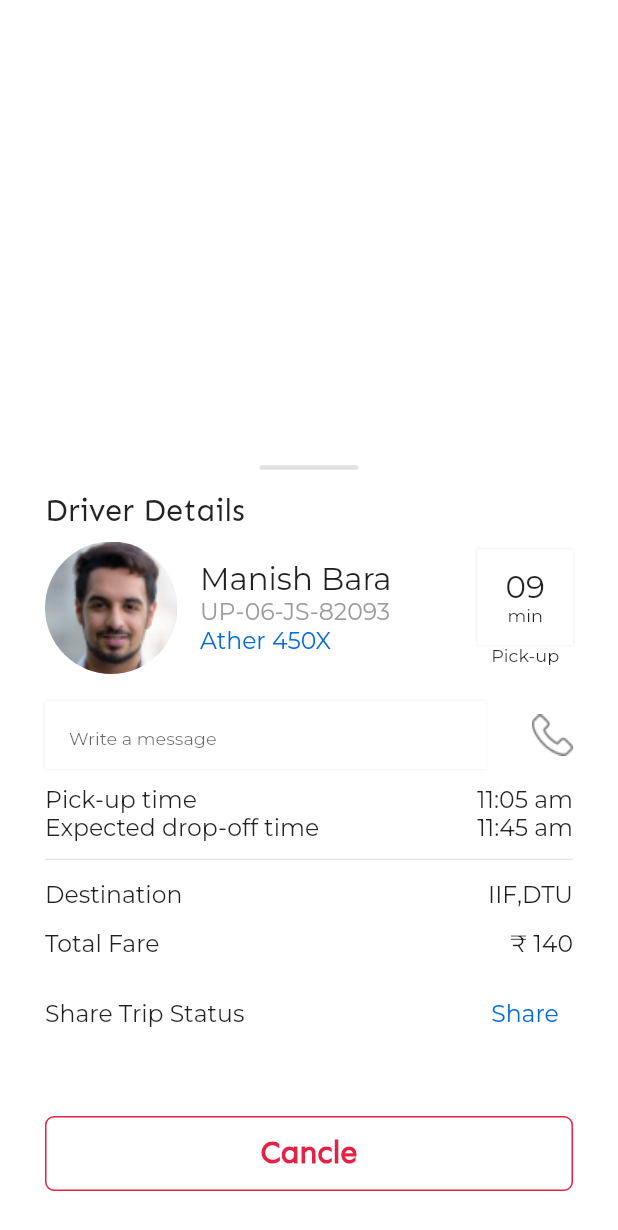
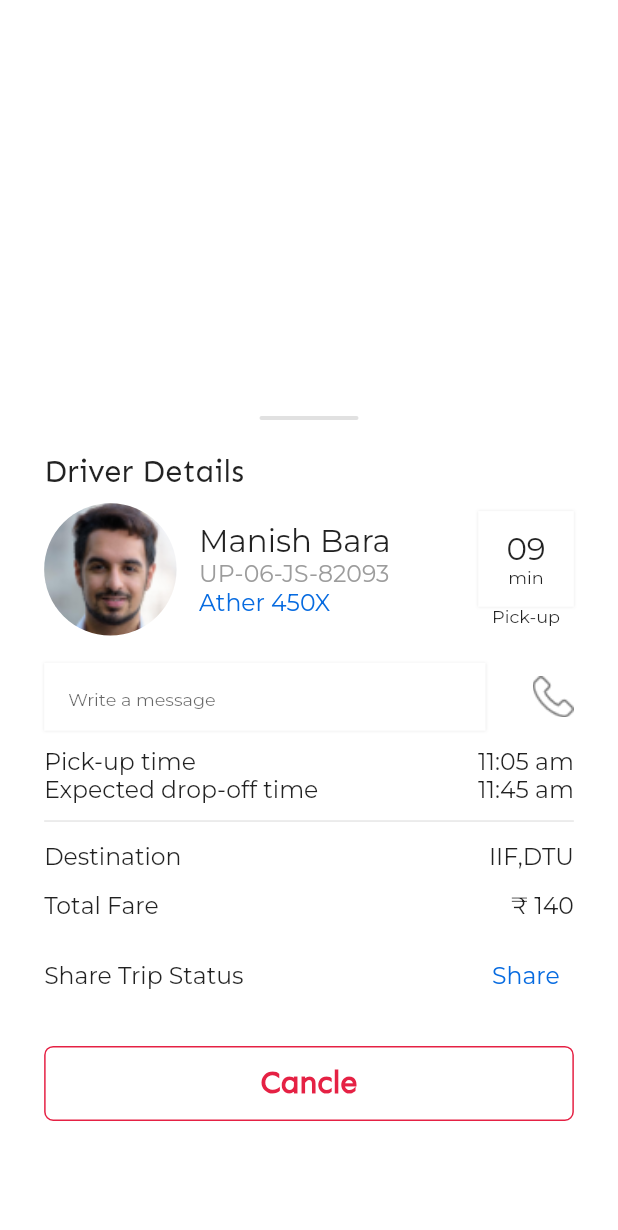
Before and after one commit to AbishekGhalley/App_Development_Project, a Flutter app: what driverdetails() shows on an empty page, opened directly, on a phone screen of 412 x 824 dp. Shown: the top 1230 px of the screen. Run offline on Flutter 3.47's test engine with Material 2 defaults, Android fonts, the phone set to English and light mode, and no system bars; our stand-ins replace dotted_border, firebase_auth, firebase_core, flutter_otp_text_field, flutter_screenutil, flutter_svg and 3 more; accounts and stored records are empty.

Commit message:
share ride made responsive

```diff
--- a/lib/features/shareride/view/shareridemap.dart
+++ b/lib/features/shareride/view/shareridemap.dart
@@ -113,7 +113,7 @@ class _shareridemapState extends State<shareridemap> {
                                         style: TextStyle(
                                             fontFamily: "Sen",
                                             color: Pallete.geryColor,
-                                            fontSize: ScreenUtil().setSp(14),
+                                            fontSize: ScreenUtil().setSp(15),
                                             fontWeight: FontWeight.w400),
                                       )
                                     ],
--- a/lib/features/shareride/widget/driverdetails.dart
+++ b/lib/features/shareride/widget/driverdetails.dart
@@ -17,30 +17,36 @@ class _driverdetailsState extends State<driverdetails> {
   @override
   Widget build(BuildContext context) {
     return DraggableScrollableSheet(
-        initialChildSize: 0.66,
-        maxChildSize: 0.66,
-        minChildSize: 0.365,
+        initialChildSize: 0.68,
+        maxChildSize:  0.68,
+        minChildSize:  0.385,
         builder: (BuildContext context, ScrollController scrollController) {
-          return Container(
+          return Align(
+              alignment: Alignment.topCenter,
+              child:Container(
               decoration: const BoxDecoration(
                 borderRadius: BorderRadius.vertical(top: Radius.circular(20)),
                 color: Colors.white,
               ),
               width: double.infinity,
-              padding: const EdgeInsets.all(30),
-              child: Column(
-                crossAxisAlignment: CrossAxisAlignment.start,
+              height: double.infinity,
+              padding: EdgeInsets.symmetric(horizontal: ScreenUtil().setWidth(30),vertical:  ScreenUtil().setHeight(15)),
+              child: Expanded(
+                  child:ListView(
+                padding: EdgeInsets.all(0),
+                controller:scrollController,
                 children: [
                   Row(
                       mainAxisAlignment: MainAxisAlignment.spaceBetween,
+                      crossAxisAlignment: CrossAxisAlignment.center,
                       children: [
                         Container(
-                          height: 3.0,
+                          height: ScreenUtil().setHeight(3),
                           width: 1,
                           color: Colors.white,
                         ),
                         Container(
-                          height: 3.0,
+                          height: ScreenUtil().setHeight(3),
                           width: 66,
                           decoration: BoxDecoration(
                             borderRadius: BorderRadius.circular(1.5),
@@ -48,13 +54,13 @@ class _driverdetailsState extends State<driverdetails> {
                           ),
                         ),
                         Container(
-                          height: 3.0,
+                          height: ScreenUtil().setHeight(3),
                           width: 1,
                           color: Colors.white,
                         ),
                       ]),
-                  const SizedBox(
-                    height: 15,
+                  SizedBox(
+                    height:  ScreenUtil().setHeight(25),
                   ),
                   Text(
                     'Driver Details',
@@ -318,7 +324,7 @@ class _driverdetailsState extends State<driverdetails> {
                     ],
                   ),
                   SizedBox(
-                    height: ScreenUtil().setHeight(15),
+                    height: ScreenUtil().setHeight(25),
                   ),
                   const Spacer(),
                   Container(
@@ -346,7 +352,7 @@ class _driverdetailsState extends State<driverdetails> {
                     ),
                   )
                 ],
-              ));
+              ))));
         });
   }
 }
--- a/lib/reusables/Navbar.dart
+++ b/lib/reusables/Navbar.dart
@@ -91,6 +91,7 @@ class Navbar extends StatelessWidget {
                   ])),
           Expanded(
             child: ListView(
+              padding: EdgeInsets.all(0),
               children: [
                 ListTile(
                   leading: Image.asset(GlobalAssets.card),
```
